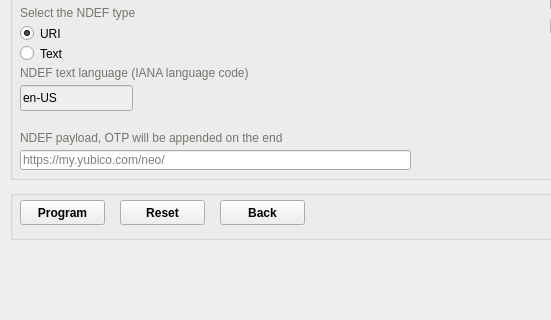
Before: the Qt Designer form src/ui/toolpage.ui in Yubico/yubikey-personalization-gui, drawn with Qt 5; both pictures show x 0 to 551 and y 110 to 430 of the 730 by 650 pixel window.
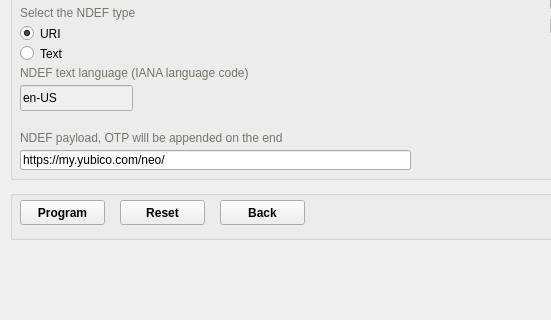
After: the same form once the commit is applied. The open tabs and pages were chosen to show the change.

Commit message:
don't use placeholder for the default neo url, just set it as text
and improve reset on Ndef page

```diff
--- a/src/ui/toolpage.ui
+++ b/src/ui/toolpage.ui
@@ -1182,13 +1182,13 @@
       </rect>
      </property>
      <property name="text">
-      <string/>
+      <string>https://my.yubico.com/neo/</string>
      </property>
      <property name="maxLength">
       <number>80</number>
      </property>
      <property name="placeholderText">
-       <string>https://my.yubico.com/neo/</string>
+      <string/>
      </property>
     </widget>
     <widget class="QLineEdit" name="ndefTextLangEdit">
```
Left out of the diff: 14 changed lines with no effect on the pictures. The commit also changes 1 other file.
